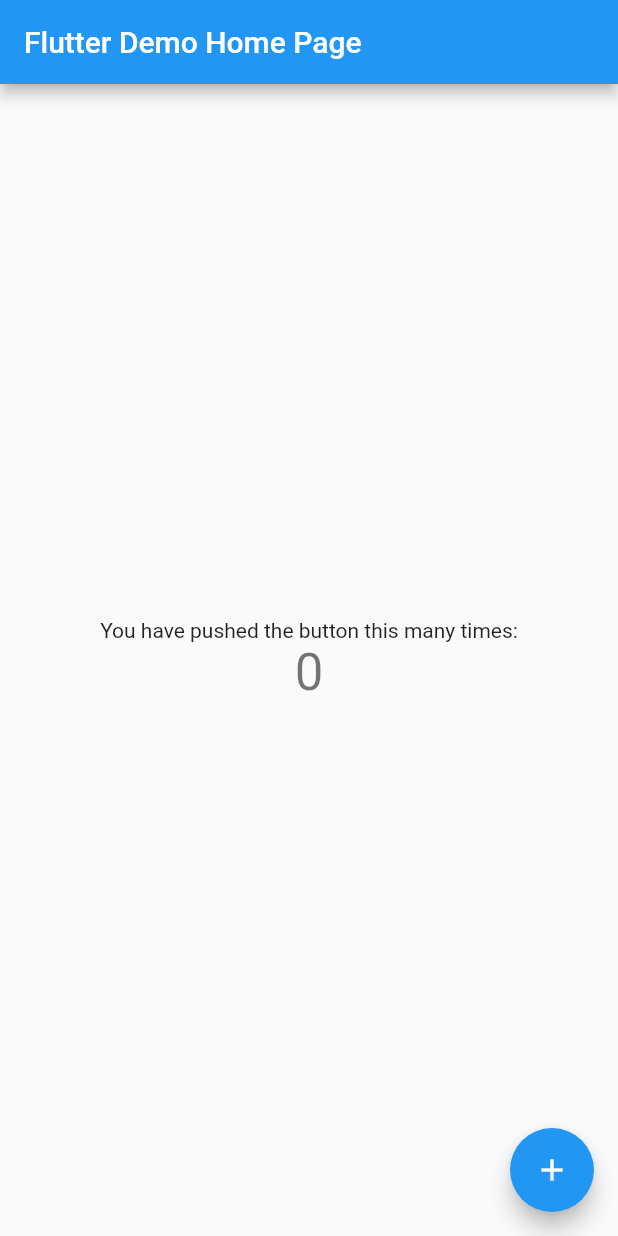
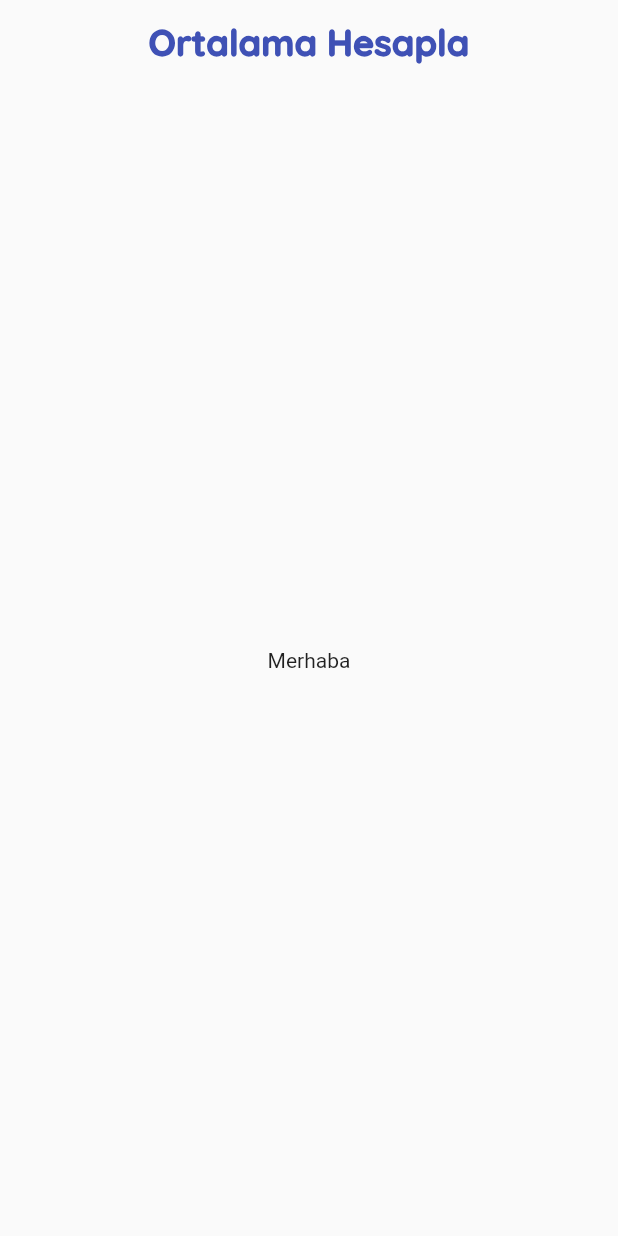
Before and after one commit to guvennmehmet/DinamikOrtalamaHesaplama, a Flutter app: the screen it shows after launch, on a phone screen of 412 x 824 dp. Run offline on Flutter 3.47's test engine with Material 2 defaults, Android fonts, the phone set to English and light mode, and no system bars; our stand-ins replace google_fonts.

Commit message:
ana yapının oluşturulması, sabitler ve google fonts kullanımı

```diff
--- /dev/null
+++ b/lib/constants/app_constants.dart
@@ -0,0 +1,14 @@
+import 'package:flutter/material.dart';
+import 'package:google_fonts/google_fonts.dart';
+
+class Sabitler{
+
+  static const MaterialColor anaRenk = Colors.indigo;
+  static const String baslikText = 'Ortalama Hesapla';
+  static final TextStyle baslikStyle = GoogleFonts.quicksand(
+    fontSize: 24,
+    fontWeight: FontWeight.w900,
+    color: anaRenk
+  );
+
+}
--- a/lib/main.dart
+++ b/lib/main.dart
@@ -1,115 +1,24 @@
+import 'package:dinamik_ortalama_hesaplama/constants/app_constants.dart';
+import 'package:dinamik_ortalama_hesaplama/widgets/ortalama_hesapla_page.dart';
 import 'package:flutter/material.dart';
 
 void main() {
-  runApp(const MyApp());
+  runApp(MyApp());
 }
 
 class MyApp extends StatelessWidget {
-  const MyApp({super.key});
+  const MyApp({Key? key}) : super(key: key);
 
-  // This widget is the root of your application.
   @override
   Widget build(BuildContext context) {
     return MaterialApp(
-      title: 'Flutter Demo',
+      title: 'Dinamik Ortalama Hesapla',
+      debugShowCheckedModeBanner: false,
       theme: ThemeData(
-        // This is the theme of your application.
-        //
-        // Try running your application with "flutter run". You'll see the
-        // application has a blue toolbar. Then, without quitting the app, try
-        // changing the primarySwatch below to Colors.green and then invoke
-        // "hot reload" (press "r" in the console where you ran "flutter run",
-        // or simply save your changes to "hot reload" in a Flutter IDE).
-        // Notice that the counter didn't reset back to zero; the application
-        // is not restarted.
-        primarySwatch: Colors.blue,
+        primarySwatch: Sabitler.anaRenk,
+        visualDensity: VisualDensity.adaptivePlatformDensity
       ),
-      home: const MyHomePage(title: 'Flutter Demo Home Page'),
+      home: OrtalamaHesaplaPage(),
     );
   }
 }
-
-class MyHomePage extends StatefulWidget {
-  const MyHomePage({super.key, required this.title});
-
-  // This widget is the home page of your application. It is stateful, meaning
-  // that it has a State object (defined below) that contains fields that affect
-  // how it looks.
-
-  // This class is the configuration for the state. It holds the values (in this
-  // case the title) provided by the parent (in this case the App widget) and
-  // used by the build method of the State. Fields in a Widget subclass are
-  // always marked "final".
-
-  final String title;
-
-  @override
-  State<MyHomePage> createState() => _MyHomePageState();
-}
-
-class _MyHomePageState extends State<MyHomePage> {
-  int _counter = 0;
-
-  void _incrementCounter() {
-    setState(() {
-      // This call to setState tells the Flutter framework that something has
-      // changed in this State, which causes it to rerun the build method below
-      // so that the display can reflect the updated values. If we changed
-      // _counter without calling setState(), then the build method would not be
-      // called again, and so nothing would appear to happen.
-      _counter++;
-    });
-  }
-
-  @override
-  Widget build(BuildContext context) {
-    // This method is rerun every time setState is called, for instance as done
-    // by the _incrementCounter method above.
-    //
-    // The Flutter framework has been optimized to make rerunning build methods
-    // fast, so that you can just rebuild anything that needs updating rather
-    // than having to individually change instances of widgets.
-    return Scaffold(
-      appBar: AppBar(
-        // Here we take the value from the MyHomePage object that was created by
-        // the App.build method, and use it to set our appbar title.
-        title: Text(widget.title),
-      ),
-      body: Center(
-        // Center is a layout widget. It takes a single child and positions it
-        // in the middle of the parent.
-        child: Column(
-          // Column is also a layout widget. It takes a list of children and
-          // arranges them vertically. By default, it sizes itself to fit its
-          // children horizontally, and tries to be as tall as its parent.
-          //
-          // Invoke "debug painting" (press "p" in the console, choose the
-          // "Toggle Debug Paint" action from the Flutter Inspector in Android
-          // Studio, or the "Toggle Debug Paint" command in Visual Studio Code)
-          // to see the wireframe for each widget.
-          //
-          // Column has various properties to control how it sizes itself and
-          // how it positions its children. Here we use mainAxisAlignment to
-          // center the children vertically; the main axis here is the vertical
-          // axis because Columns are vertical (the cross axis would be
-          // horizontal).
-          mainAxisAlignment: MainAxisAlignment.center,
-          children: <Widget>[
-            const Text(
-              'You have pushed the button this many times:',
-            ),
-            Text(
-              '$_counter',
-              style: Theme.of(context).textTheme.headline4,
-            ),
-          ],
-        ),
-      ),
-      floatingActionButton: FloatingActionButton(
-        onPressed: _incrementCounter,
-        tooltip: 'Increment',
-        child: const Icon(Icons.add),
-      ), // This trailing comma makes auto-formatting nicer for build methods.
-    );
-  }
-}
--- /dev/null
+++ b/lib/widgets/ortalama_hesapla_page.dart
@@ -0,0 +1,27 @@
+import 'package:dinamik_ortalama_hesaplama/constants/app_constants.dart';
+import 'package:flutter/material.dart';
+
+class OrtalamaHesaplaPage extends StatefulWidget {
+  const OrtalamaHesaplaPage({Key? key}) : super(key: key);
+
+  @override
+  State<OrtalamaHesaplaPage> createState() => _OrtalamaHesaplaPageState();
+}
+
+class _OrtalamaHesaplaPageState extends State<OrtalamaHesaplaPage> {
+  @override
+  Widget build(BuildContext context) {
+    return Scaffold(
+      appBar: AppBar(
+        backgroundColor: Colors.transparent,
+        elevation: 0,
+        title: Center(
+          child: Text(Sabitler.baslikText, style: Sabitler.baslikStyle,),
+        ),
+      ),
+      body: Center(
+        child: Text('Merhaba'),
+      ),
+    );
+  }
+}
--- a/pubspec.yaml
+++ b/pubspec.yaml
@@ -36,6 +36,7 @@ dependencies:
   # The following adds the Cupertino Icons font to your application.
   # Use with the CupertinoIcons class for iOS style icons.
   cupertino_icons: ^1.0.2
+  google_fonts: ^2.1.0
 
 dev_dependencies:
   flutter_test:
```
Also changed, not shown: pubspec.lock.
